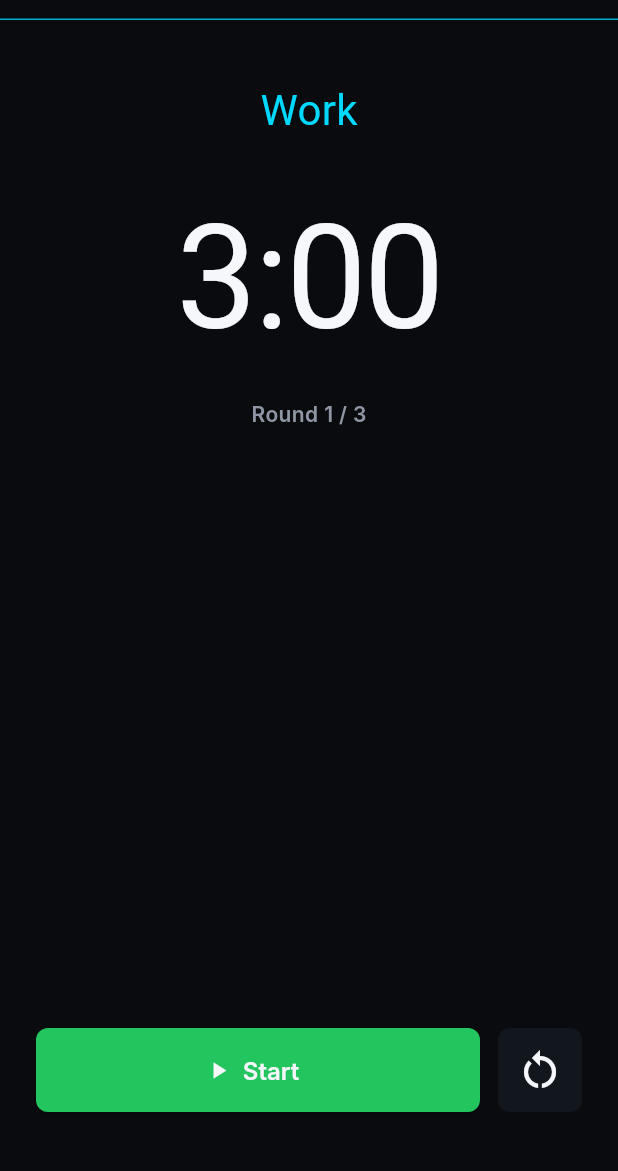
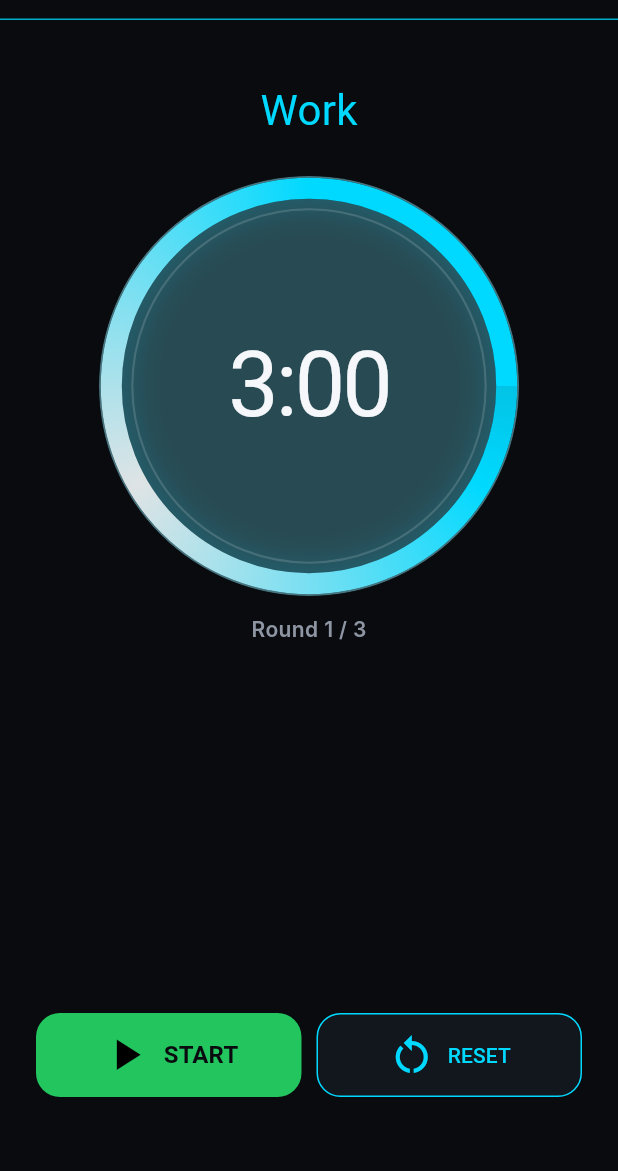
Before and after one commit to daodibnali-sudo/test_app, a Flutter app: the TimerSetPage screen opened directly, after a tap on "START", on a phone screen of 412 x 824 dp, the part 64-1235 px from its top. Run offline on Flutter 3.47's test engine with Material 3 defaults, Android fonts, the phone set to English and light mode, and no system bars; our stand-ins replace flutter_riverpod; Roboto replaces fonts that are missing (Alata, Inter); project files that could hold a hidden picture were left out.

Commit message:
Refactor timer functionality: remove TimerState class, implement TimerRunController, and enhance UI components for better user experience progress bar

```diff
--- /dev/null
+++ b/lib/features/timer/logic/timer_run_controller.dart
@@ -0,0 +1,27 @@
+import 'package:flutter_riverpod/flutter_riverpod.dart';
+import 'package:test_app/features/timer/providers/timer_provider.dart';
+
+class TimerRunController {
+  TimerRunController(this.ref);
+
+  final WidgetRef ref;
+
+  void startPause() {
+    final timer = ref.read(timerProvider);
+    final notifier = ref.read(timerProvider.notifier);
+
+    if (timer.isRunning) {
+      notifier.pause();
+    } else {
+      notifier.start();
+    }
+  }
+
+  void reset() {
+    ref.read(timerProvider.notifier).reset();
+  }
+
+  void skip() {
+    ref.read(timerProvider.notifier).skip();
+  }
+}
--- a/lib/features/logic/timer_state.dart
+++ b/lib/features/timer/logic/timer_state.dart
@@ -9,12 +9,14 @@ class TimerState {
   final bool tenSecAnnouncement;
   final bool thirtySecAnnouncement;
   final bool minuteAnnouncement;
+  final int preparationSeconds;
 
   int get totalSeconds => (workSeconds + restSeconds) * rounds;
 
   const TimerState({
     required this.workSeconds,
     required this.restSeconds,
+    required this.preparationSeconds,
     required this.remainingSeconds,
     required this.rounds,
     required this.currentRound,
@@ -29,6 +31,7 @@ class TimerState {
     return const TimerState(
       workSeconds: 180,
       restSeconds: 60,
+      preparationSeconds: 10,
       remainingSeconds: 180,
       rounds: 3,
       currentRound: 1,
@@ -44,6 +47,7 @@ class TimerState {
     int? workSeconds,
     int? restSeconds,
     int? remainingSeconds,
+    int? preparationSeconds,
     int? rounds,
     int? currentRound,
     bool? isRunning,
@@ -56,6 +60,7 @@ class TimerState {
       workSeconds: workSeconds ?? this.workSeconds,
       restSeconds: restSeconds ?? this.restSeconds,
       remainingSeconds: remainingSeconds ?? this.remainingSeconds,
+      preparationSeconds: preparationSeconds ?? this.preparationSeconds,
       rounds: rounds ?? this.rounds,
       currentRound: currentRound ?? this.currentRound,
       isRunning: isRunning ?? this.isRunning,
--- a/lib/features/timer/pages/timer_run_page.dart
+++ b/lib/features/timer/pages/timer_run_page.dart
@@ -1,19 +1,22 @@
 import 'package:flutter/material.dart';
 import 'package:flutter_riverpod/flutter_riverpod.dart';
-import 'package:test_app/features/timer/formatters/timer_formatter.dart';
+import 'package:test_app/features/timer/logic/timer_run_controller.dart';
 import 'package:test_app/features/timer/providers/timer_provider.dart';
 import 'package:test_app/shared/theme/app_colors.dart';
 import 'package:test_app/shared/theme/app_fonts.dart';
 import 'package:test_app/features/timer/widgets/app_bar_timer.dart';
+import 'package:test_app/widgets/button.dart';
+import 'package:test_app/features/timer/widgets/chelnok_progress_bar.dart';
 
 class TimerRunPage extends ConsumerWidget {
   const TimerRunPage({super.key});
 
   @override
   Widget build(BuildContext context, WidgetRef ref) {
+
     final timer = ref.watch(timerProvider);
-    final timerNotifier = ref.read(timerProvider.notifier);
-
+    final controller = TimerRunController(ref);
+    final totalSeconds = timer.isWork ? timer.workSeconds : timer.restSeconds;
     return Scaffold(
       extendBody: true,
       backgroundColor: AppColors.blackBg,
@@ -23,6 +26,7 @@ class TimerRunPage extends ConsumerWidget {
         child: Column(
           children: [
             const SizedBox(height: 40),
+
             Text(
               timer.isWork ? 'Work' : 'Rest',
               style: AppTextStyles.heading.copyWith(
@@ -30,7 +34,11 @@ class TimerRunPage extends ConsumerWidget {
               ),
             ),
             const SizedBox(height: 24),
-            _TimerDisplay(seconds: timer.remainingSeconds),
+            ChelnokProgressBar(
+              remainingSeconds: timer.remainingSeconds,
+              totalSeconds: totalSeconds,
+              progressColor: timer.isWork ? AppColors.cyanLight : AppColors.success,
+),
             const SizedBox(height: 12),
             Text(
               'Round ${timer.currentRound} / ${timer.rounds}',
@@ -39,93 +47,54 @@ class TimerRunPage extends ConsumerWidget {
               ),
             ),
             const Spacer(),
-            _TimerControls(
-              isRunning: timer.isRunning,
-              onStartPause: timer.isRunning
-                  ? timerNotifier.pause
-                  : timerNotifier.start,
-              onReset: timerNotifier.reset,
+
+            Row(
+              children: [
+                Expanded(
+                  child: AppButton(
+                    text: timer.isRunning ? 'PAUSE' : 'START',
+                    leading: Icon(
+                      timer.isRunning ? Icons.pause : Icons.play_arrow,
+                    ),
+                    backgroundColor: timer.isRunning
+                        ? AppColors.error
+                        : AppColors.success,
+                    iconSize: 35,
+                    textStyle: const TextStyle(
+                      color: AppColors.blackBg,
+                      fontWeight: FontWeight.w700,
+                      fontSize: 16,
+                    ),
+                    onPressed: controller.startPause,
+                  ),
+                ),
+                const SizedBox(width: 10),
+                Expanded(
+                  child: AppButton(
+                    borderColor: AppColors.cyanLight,
+                    text: timer.isRunning ? 'SKIP' : 'RESET',
+                    textColor: AppColors.cyanLight,
+                    leading: timer.isRunning
+                        ? Icon(Icons.skip_next)
+                        : Icon(Icons.restart_alt),
+
+                    filled: true,
+
+                    iconSize: 32,
+                    iconColor: AppColors.cyanLight,
+                    backgroundColor: AppColors.blackSurface,
+                    onPressed: timer.isRunning
+                        ? controller.skip
+                        : controller.reset,
+                  ),
+                ),
+              ],
             ),
-            const SizedBox(height: 40),
+
+            const SizedBox(height: 50),
           ],
         ),
       ),
     );
   }
 }
-
-class _TimerDisplay extends StatelessWidget {
-  const _TimerDisplay({required this.seconds});
-
-  final int seconds;
-
-  @override
-  Widget build(BuildContext context) {
-    return Text(
-      formatTime(seconds),
-      textAlign: TextAlign.center,
-      style: AppTextStyles.timer.copyWith(
-        color: AppColors.textPrimary,
-        fontSize: 96,
-        fontFeatures: const [FontFeature.tabularFigures()],
-      ),
-    );
-  }
-}
-
-class _TimerControls extends StatelessWidget {
-  const _TimerControls({
-    required this.isRunning,
-    required this.onStartPause,
-    required this.onReset,
-  });
-
-  final bool isRunning;
-  final VoidCallback onStartPause;
-  final VoidCallback onReset;
-
-  @override
-  Widget build(BuildContext context) {
-    return Row(
-      children: [
-        Expanded(
-          child: ElevatedButton.icon(
-            onPressed: onStartPause,
-            icon: Icon(isRunning ? Icons.pause : Icons.play_arrow),
-            label: Text(isRunning ? 'Pause' : 'Start'),
-            style: _buttonStyle(
-              isRunning ? AppColors.error : AppColors.success,
-            ),
-          ),
-        ),
-        const SizedBox(width: 12),
-        IconButton(
-          onPressed: onReset,
-          icon: const Icon(Icons.restart_alt),
-          color: AppColors.textPrimary,
-          iconSize: 32,
-          style: IconButton.styleFrom(
-            backgroundColor: AppColors.blackSurface,
-            fixedSize: const Size(56, 56),
-            shape: RoundedRectangleBorder(
-              borderRadius: BorderRadius.circular(8),
-            ),
-          ),
-        ),
-      ],
-    );
-  }
-
-  ButtonStyle _buttonStyle(Color color) {
-    return ElevatedButton.styleFrom(
-      backgroundColor: color,
-      foregroundColor: AppColors.textPrimary,
-      fixedSize: const Size.fromHeight(56),
-      shape: RoundedRectangleBorder(borderRadius: BorderRadius.circular(8)),
-      textStyle: AppTextStyles.title.copyWith(
-        color: AppColors.textPrimary,
-        fontSize: 16,
-      ),
-    );
-  }
-}
--- a/lib/features/timer/pages/timer_set_page.dart
+++ b/lib/features/timer/pages/timer_set_page.dart
@@ -1,8 +1,8 @@
 import 'package:flutter/material.dart';
 import 'package:flutter_riverpod/flutter_riverpod.dart';
 import 'package:test_app/features/timer/formatters/timer_formatter.dart';
-import 'package:test_app/features/timer/pages/timer_run_page.dart';
 import 'package:test_app/features/timer/providers/timer_provider.dart';
+import 'package:test_app/router/open_timer.dart';
 import 'package:test_app/shared/theme/app_colors.dart';
 import 'package:test_app/shared/theme/app_fonts.dart';
 import 'package:test_app/features/timer/widgets/announcement_row.dart';
@@ -19,13 +19,6 @@ class TimerSetPage extends ConsumerWidget {
     final timer = ref.watch(timerProvider);
     final timerNotifier = ref.read(timerProvider.notifier);
 
-    void openTimerRunPage() {
-      Navigator.push(
-        context,
-        MaterialPageRoute(builder: (_) => const TimerRunPage()),
-      );
-    }
-
     return Scaffold(
       backgroundColor: AppColors.blackBg,
       appBar: TimerAppBar(),
@@ -34,8 +27,6 @@ class TimerSetPage extends ConsumerWidget {
           padding: const EdgeInsets.fromLTRB(15, 0, 15, 20),
           child: Column(
             children: [
-
-
               const SizedBox(height: 15),
 
               OutlinedSection(
@@ -66,16 +57,13 @@ class TimerSetPage extends ConsumerWidget {
                         color: AppColors.textDisabled,
                       ),
                     ),
-
                   ],
                 ),
               ),
 
-              //const SizedBox(height: 10),
-
+              const SizedBox(height: 10),
 
               //const SizedBox(height: 10),
-
               OutlinedSection(
                 child: Column(
                   crossAxisAlignment: CrossAxisAlignment.start,
@@ -86,7 +74,7 @@ class TimerSetPage extends ConsumerWidget {
                         color: AppColors.textPrimary,
                       ),
                     ),
-                    const SizedBox(height: 10),
+                    const SizedBox(height: 5),
                     AnnouncementRow(
                       label: '10s Left',
                       value: timer.tenSecAnnouncement,
@@ -116,7 +104,7 @@ class TimerSetPage extends ConsumerWidget {
                       text: 'START',
                       leading: Icon(Icons.play_circle_fill),
                       textColor: AppColors.blackSurface,
-        onPressed: openTimerRunPage,
+                      onPressed: () => openTimerRunPage(context),
                     ),
                   ),
 
@@ -130,11 +118,11 @@ class TimerSetPage extends ConsumerWidget {
                       leading: Icon(Icons.save),
                       iconColor: AppColors.cyanLight,
                       filled: false,
-        onPressed: () {},
+                      onPressed: () {}, //TODO: save preset
                     ),
                   ),
                 ],
-)
+              ),
             ],
           ),
         ),
--- a/lib/features/timer/widgets/announcement_row.dart
+++ b/lib/features/timer/widgets/announcement_row.dart
@@ -29,10 +29,7 @@ class AnnouncementRow extends StatelessWidget {
             ),
           ),
           const Spacer(),
-          ChelnockSwitch(
-            value: value,
-            onChanged: onChanged,
-          ),
+          ChelnockSwitch(value: value, onChanged: onChanged),
         ],
       ),
     );
--- /dev/null
+++ b/lib/features/timer/widgets/chelnok_progress_bar.dart
@@ -0,0 +1,179 @@
+import 'dart:math';
+import 'dart:ui';
+
+import 'package:flutter/material.dart';
+import 'package:test_app/features/timer/widgets/timer_display.dart';
+import 'package:test_app/shared/theme/app_colors.dart';
+
+class ChelnokProgressBar extends StatelessWidget {
+  const ChelnokProgressBar({
+    super.key,
+    required this.remainingSeconds,
+    required this.totalSeconds,
+    required this.progressColor,
+    this.size = 280,
+    this.strokeWidth = 14,
+    this.trackColor = AppColors.blackSurface,
+    this.glassColor = const Color(0x22FFFFFF),
+    this.borderColor = const Color(0x33FFFFFF),
+    this.borderWidth = 1.2,
+    this.blur = 14,
+  });
+
+  final int remainingSeconds;
+  final int totalSeconds;
+  final Color progressColor;
+
+  final double size;
+  final double strokeWidth;
+  final Color trackColor;
+
+  final Color glassColor;
+  final Color borderColor;
+  final double borderWidth;
+  final double blur;
+
+  @override
+  Widget build(BuildContext context) {
+    final progress = totalSeconds == 0
+        ? 0.0
+        : (remainingSeconds / totalSeconds).clamp(0.0, 1.0);
+
+    return SizedBox(
+      width: size,
+      height: size,
+      child: ClipOval(
+        child: BackdropFilter(
+          filter: ImageFilter.blur(
+            sigmaX: blur,
+            sigmaY: blur,
+          ),
+          child: Container(
+            decoration: BoxDecoration(
+              shape: BoxShape.circle,
+              color: glassColor,
+              border: Border.all(
+                color: borderColor,
+                width: borderWidth,
+              ),
+              boxShadow: [
+                BoxShadow(
+                  color: progressColor.withAlpha(45),
+                  blurRadius: 28,
+                  spreadRadius: 2,
+                ),
+              ],
+            ),
+            child: CustomPaint(
+              painter: _ChelnokProgressPainter(
+                progress: progress,
+                progressColor: progressColor,
+                trackColor: trackColor,
+                strokeWidth: strokeWidth,
+              ),
+              child: Center(
+                child: TimerDisplay(seconds: remainingSeconds),
+              ),
+            ),
+          ),
+        ),
+      ),
+    );
+  }
+}
+
+class _ChelnokProgressPainter extends CustomPainter {
+  const _ChelnokProgressPainter({
+    required this.progress,
+    required this.progressColor,
+    required this.trackColor,
+    required this.strokeWidth,
+  });
+
+  final double progress;
+  final Color progressColor;
+  final Color trackColor;
+  final double strokeWidth;
+
+  @override
+  void paint(Canvas canvas, Size size) {
+    final center = size.center(Offset.zero);
+    final radius = (size.width - strokeWidth) / 2;
+
+    final rect = Rect.fromCircle(
+      center: center,
+      radius: radius,
+    );
+
+    final trackPaint = Paint()
+      ..color = trackColor
+      ..style = PaintingStyle.stroke
+      ..strokeWidth = strokeWidth
+      ..strokeCap = StrokeCap.round;
+
+    final glowPaint = Paint()
+      ..color = progressColor.withAlpha(55)
+      ..style = PaintingStyle.stroke
+      ..strokeWidth = strokeWidth + 8
+      ..strokeCap = StrokeCap.round
+      ..maskFilter = const MaskFilter.blur(
+        BlurStyle.normal,
+        10,
+      );
+
+    final progressPaint = Paint()
+      ..shader = SweepGradient(
+        startAngle: -pi / 2,
+        endAngle: pi * 1.5,
+        colors: [
+          progressColor.withAlpha(120),
+          progressColor,
+          Colors.white.withAlpha(220),
+          progressColor,
+        ],
+      ).createShader(rect)
+      ..style = PaintingStyle.stroke
+      ..strokeWidth = strokeWidth
+      ..strokeCap = StrokeCap.round;
+
+    const startAngle = -pi / 2;
+    final sweepAngle = 2 * pi * progress;
+
+    canvas.drawCircle(center, radius, trackPaint);
+
+    canvas.drawArc(
+      rect,
+      startAngle,
+      sweepAngle,
+      false,
+      glowPaint,
+    );
+
+    canvas.drawArc(
+      rect,
+      startAngle,
+      sweepAngle,
+      false,
+      progressPaint,
+    );
+
+    final highlightPaint = Paint()
+      ..color = Colors.white.withAlpha(38)
+      ..style = PaintingStyle.stroke
+      ..strokeWidth = 1.4;
+
+    canvas.drawCircle(
+      center,
+      radius - strokeWidth,
+      highlightPaint,
+    );
+  }
+
+  @override
+  bool shouldRepaint(covariant _ChelnokProgressPainter oldDelegate) {
+    return oldDelegate.progress != progress ||
+        oldDelegate.progressColor != progressColor ||
+        oldDelegate.trackColor != trackColor ||
+        oldDelegate.strokeWidth != strokeWidth;
+  }
+}
--- /dev/null
+++ b/lib/features/timer/widgets/timer_display.dart
@@ -0,0 +1,23 @@
+import 'package:flutter/material.dart';
+import 'package:test_app/features/timer/formatters/timer_formatter.dart';
+import 'package:test_app/shared/theme/app_colors.dart';
+import 'package:test_app/shared/theme/app_fonts.dart';
+
+class TimerDisplay extends StatelessWidget {
+  const TimerDisplay({super.key, required this.seconds});
+
+  final int seconds;
+
+  @override
+  Widget build(BuildContext context) {
+    return Text(
+      formatTime(seconds),
+      textAlign: TextAlign.center,
+      style: AppTextStyles.timer.copyWith(
+        color: AppColors.textPrimary,
+        fontSize: 60,
+        fontFeatures: const [FontFeature.tabularFigures()],
+      ),
+    );
+  }
+}
--- a/lib/features/timer/widgets/timer_setting_widget.dart
+++ b/lib/features/timer/widgets/timer_setting_widget.dart
@@ -55,7 +55,6 @@ class TimeSettingRow extends StatelessWidget {
           ),
         ),
         IconButton(
-
           onPressed: onPlus,
           highlightColor: AppColors.cyanLight,
           icon: const Icon(Icons.add, color: AppColors.textPrimary, size: 45),
--- a/lib/main.dart
+++ b/lib/main.dart
@@ -7,7 +7,7 @@ import 'package:test_app/shared/theme/app_colors.dart';
 void main() {
   WidgetsFlutterBinding.ensureInitialized();
   SystemChrome.setSystemUIOverlayStyle(
-     SystemUiOverlayStyle(
+    SystemUiOverlayStyle(
       statusBarColor: AppColors.blackBg,
       statusBarIconBrightness: Brightness.light,
       systemNavigationBarColor: AppColors.blackBg,
--- /dev/null
+++ b/lib/router/open_timer.dart
@@ -0,0 +1,9 @@
+import 'package:flutter/material.dart';
+import 'package:test_app/features/timer/pages/timer_run_page.dart';
+
+void openTimerRunPage(BuildContext context) {
+  Navigator.push(
+    context,
+    MaterialPageRoute(builder: (_) => const TimerRunPage()),
+  );
+}
--- a/lib/widgets/home_scroll_cards.dart
+++ b/lib/widgets/home_scroll_cards.dart
@@ -28,7 +28,10 @@ class WorkoutCard extends StatelessWidget {
       icon: icon,
       title: title,
       subtitle: subtitle,
-      titleStyle: AppTextStyles.body.copyWith(color: AppColors.cyanLight, fontFamily: 'Alata'),
+      titleStyle: AppTextStyles.body.copyWith(
+        color: AppColors.cyanLight,
+        fontFamily: 'Alata',
+      ),
       subtitleStyle: AppTextStyles.label,
       backgroundColor: backgroundColor,
       borderColor: AppColors.cyanDeep.withAlpha(200),
--- a/lib/widgets/outlined_section.dart
+++ b/lib/widgets/outlined_section.dart
@@ -2,10 +2,7 @@ import 'package:flutter/material.dart';
 import 'package:test_app/shared/theme/app_colors.dart';
 
 class OutlinedSection extends StatelessWidget {
-  const OutlinedSection({
-    super.key,
-    required this.child,
-  });
+  const OutlinedSection({super.key, required this.child});
 
   final Widget child;
 
--- a/lib/widgets/weight_badge.dart
+++ b/lib/widgets/weight_badge.dart
@@ -6,12 +6,10 @@ import 'package:test_app/shared/theme/app_fonts.dart';
 
 Widget weightBadge() {
   return Container(
-
     padding: const EdgeInsets.symmetric(horizontal: 12, vertical: 8),
     decoration: BoxDecoration(
       borderRadius: BorderRadius.circular(8),
       border: Border.all(color: AppColors.cyanLight.withAlpha(200)),
-
     ),
     child: Text('$userWeight kg', style: AppTextStyles.label),
   );
```
Also changed, not shown: lib/features/timer/pages/home_page.dart (+14 -9 lines), lib/features/timer/providers/timer_provider.dart (+16 -1 lines), lib/features/timer/widgets/timer_progress_circle.dart (added, +45 -0 lines), lib/widgets/button.dart (+7 -18 lines), lib/widgets/scroll_cards.dart (+4 -18 lines), lib/widgets/switch.dart (+11 -35 lines). Lines whose indentation alone changed are shown as unchanged.
